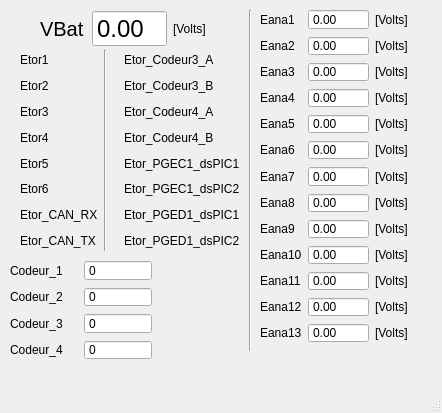
Old version of the form PluginModules/SensorElectroBot/ihm_SensorElectroBot.ui in the repository CRLG/LABOTBOX.
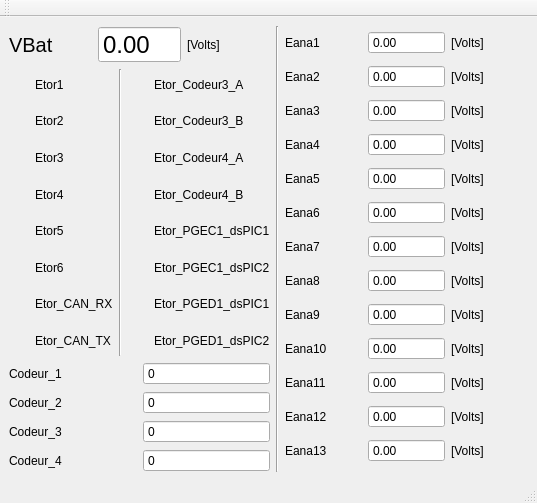
New version of the form. Custom widgets are drawn as their Qt base class.

Commit message: Correction de l'IHM SensorElectrobot

```diff
--- a/PluginModules/SensorElectroBot/ihm_SensorElectroBot.ui
+++ b/PluginModules/SensorElectroBot/ihm_SensorElectroBot.ui
@@ -6,519 +6,61 @@
    <rect>
     <x>0</x>
     <y>0</y>
-    <width>442</width>
-    <height>413</height>
+    <width>537</width>
+    <height>503</height>
    </rect>
   </property>
   <property name="windowTitle">
    <string>MainWindow</string>
   </property>
   <widget class="QWidget" name="centralwidget">
-   <widget class="QWidget" name="layoutWidget">
-    <property name="geometry">
-     <rect>
-      <x>9</x>
-      <y>50</y>
-      <width>231</width>
-      <height>201</height>
-     </rect>
-    </property>
-    <layout class="QGridLayout" name="gridLayout">
+   <layout class="QGridLayout" name="gridLayout_5">
      <item row="0" column="0">
-      <widget class="QLed" name="Etor_1">
-       <property name="toolTip">
-        <string>Binary Led</string>
-       </property>
-       <property name="whatsThis">
-        <string>Led widget</string>
-       </property>
-       <property name="value">
-        <bool>false</bool>
-       </property>
-       <property name="onColor">
-        <enum>QLed::Red</enum>
-       </property>
-       <property name="offColor">
-        <enum>QLed::Grey</enum>
-       </property>
-       <property name="shape">
-        <enum>QLed::Circle</enum>
+     <layout class="QGridLayout" name="gridLayout_3">
+      <item row="0" column="0">
+       <widget class="QLabel" name="label_Vbat">
+        <property name="font">
+         <font>
+          <pointsize>15</pointsize>
+         </font>
+        </property>
+        <property name="text">
+         <string>VBat</string>
+        </property>
+       </widget>
+      </item>
+      <item row="0" column="2">
+       <widget class="QLabel" name="Text_Vbat_2">
+        <property name="text">
+         <string>[Volts]</string>
        </property>
       </widget>
      </item>
      <item row="0" column="1">
-      <widget class="QLabel" name="label_Etor_1">
-       <property name="text">
-        <string>Etor1</string>
-       </property>
-      </widget>
-     </item>
-     <item row="0" column="2" rowspan="8">
-      <widget class="Line" name="line">
-       <property name="orientation">
-        <enum>Qt::Vertical</enum>
-       </property>
-      </widget>
-     </item>
-     <item row="0" column="3">
-      <widget class="QLed" name="Etor_Codeur3_A">
-       <property name="toolTip">
-        <string>Binary Led</string>
-       </property>
-       <property name="whatsThis">
-        <string>Led widget</string>
-       </property>
-       <property name="value">
-        <bool>false</bool>
-       </property>
-       <property name="onColor">
-        <enum>QLed::Red</enum>
-       </property>
-       <property name="offColor">
-        <enum>QLed::Grey</enum>
-       </property>
-       <property name="shape">
-        <enum>QLed::Circle</enum>
-       </property>
-      </widget>
-     </item>
-     <item row="0" column="4">
-      <widget class="QLabel" name="label_Etor_Codeur3_A">
-       <property name="text">
-        <string>Etor_Codeur3_A</string>
-       </property>
-      </widget>
-     </item>
-     <item row="1" column="0">
-      <widget class="QLed" name="Etor_2">
-       <property name="toolTip">
-        <string>Binary Led</string>
-       </property>
-       <property name="whatsThis">
-        <string>Led widget</string>
-       </property>
-       <property name="value">
-        <bool>false</bool>
-       </property>
-       <property name="onColor">
-        <enum>QLed::Red</enum>
-       </property>
-       <property name="offColor">
-        <enum>QLed::Grey</enum>
-       </property>
-       <property name="shape">
-        <enum>QLed::Circle</enum>
-       </property>
-      </widget>
-     </item>
-     <item row="1" column="1">
-      <widget class="QLabel" name="label_Etor_2">
-       <property name="text">
-        <string>Etor2</string>
-       </property>
-      </widget>
-     </item>
-     <item row="1" column="3">
-      <widget class="QLed" name="Etor_Codeur3_B">
-       <property name="toolTip">
-        <string>Binary Led</string>
-       </property>
-       <property name="whatsThis">
-        <string>Led widget</string>
-       </property>
-       <property name="value">
-        <bool>false</bool>
-       </property>
-       <property name="onColor">
-        <enum>QLed::Red</enum>
-       </property>
-       <property name="offColor">
-        <enum>QLed::Grey</enum>
-       </property>
-       <property name="shape">
-        <enum>QLed::Circle</enum>
-       </property>
-      </widget>
-     </item>
-     <item row="1" column="4">
-      <widget class="QLabel" name="label_Etor_Codeur3_B">
-       <property name="text">
-        <string>Etor_Codeur3_B</string>
-       </property>
-      </widget>
-     </item>
-     <item row="2" column="0">
-      <widget class="QLed" name="Etor_3">
-       <property name="toolTip">
-        <string>Binary Led</string>
-       </property>
-       <property name="whatsThis">
-        <string>Led widget</string>
-       </property>
-       <property name="value">
-        <bool>false</bool>
-       </property>
-       <property name="onColor">
-        <enum>QLed::Red</enum>
-       </property>
-       <property name="offColor">
-        <enum>QLed::Grey</enum>
-       </property>
-       <property name="shape">
-        <enum>QLed::Circle</enum>
-       </property>
-      </widget>
-     </item>
-     <item row="2" column="1">
-      <widget class="QLabel" name="label_Etor_3">
-       <property name="text">
-        <string>Etor3</string>
-       </property>
-      </widget>
-     </item>
-     <item row="2" column="3">
-      <widget class="QLed" name="Etor_Codeur4_A">
-       <property name="toolTip">
-        <string>Binary Led</string>
-       </property>
-       <property name="whatsThis">
-        <string>Led widget</string>
-       </property>
-       <property name="value">
-        <bool>false</bool>
-       </property>
-       <property name="onColor">
-        <enum>QLed::Red</enum>
-       </property>
-       <property name="offColor">
-        <enum>QLed::Grey</enum>
-       </property>
-       <property name="shape">
-        <enum>QLed::Circle</enum>
-       </property>
-      </widget>
-     </item>
-     <item row="2" column="4">
-      <widget class="QLabel" name="label_Etor_Codeur4_A">
-       <property name="text">
-        <string>Etor_Codeur4_A</string>
-       </property>
-      </widget>
-     </item>
-     <item row="3" column="0">
-      <widget class="QLed" name="Etor_4">
-       <property name="toolTip">
-        <string>Binary Led</string>
-       </property>
-       <property name="whatsThis">
-        <string>Led widget</string>
-       </property>
-       <property name="value">
-        <bool>false</bool>
-       </property>
-       <property name="onColor">
-        <enum>QLed::Red</enum>
-       </property>
-       <property name="offColor">
-        <enum>QLed::Grey</enum>
-       </property>
-       <property name="shape">
-        <enum>QLed::Circle</enum>
-       </property>
-      </widget>
-     </item>
-     <item row="3" column="1">
-      <widget class="QLabel" name="label_Etor_4">
-       <property name="text">
-        <string>Etor4</string>
-       </property>
-      </widget>
-     </item>
-     <item row="3" column="3">
-      <widget class="QLed" name="Etor_Codeur4_B">
-       <property name="toolTip">
-        <string>Binary Led</string>
-       </property>
-       <property name="whatsThis">
-        <string>Led widget</string>
-       </property>
-       <property name="value">
-        <bool>false</bool>
-       </property>
-       <property name="onColor">
-        <enum>QLed::Red</enum>
-       </property>
-       <property name="offColor">
-        <enum>QLed::Grey</enum>
-       </property>
-       <property name="shape">
-        <enum>QLed::Circle</enum>
-       </property>
-      </widget>
-     </item>
-     <item row="3" column="4">
-      <widget class="QLabel" name="label_Etor_Codeur4_B">
-       <property name="text">
-        <string>Etor_Codeur4_B</string>
-       </property>
-      </widget>
-     </item>
-     <item row="4" column="0">
-      <widget class="QLed" name="Etor_5">
-       <property name="toolTip">
-        <string>Binary Led</string>
-       </property>
-       <property name="whatsThis">
-        <string>Led widget</string>
-       </property>
-       <property name="value">
-        <bool>false</bool>
-       </property>
-       <property name="onColor">
-        <enum>QLed::Red</enum>
-       </property>
-       <property name="offColor">
-        <enum>QLed::Grey</enum>
-       </property>
-       <property name="shape">
-        <enum>QLed::Circle</enum>
-       </property>
-      </widget>
-     </item>
-     <item row="4" column="1">
-      <widget class="QLabel" name="label_Etor_5">
-       <property name="text">
-        <string>Etor5</string>
-       </property>
-      </widget>
-     </item>
-     <item row="4" column="3">
-      <widget class="QLed" name="Etor_PGEC1_dsPIC1">
-       <property name="toolTip">
-        <string>Binary Led</string>
-       </property>
-       <property name="whatsThis">
-        <string>Led widget</string>
-       </property>
-       <property name="value">
-        <bool>false</bool>
-       </property>
-       <property name="onColor">
-        <enum>QLed::Red</enum>
-       </property>
-       <property name="offColor">
-        <enum>QLed::Grey</enum>
-       </property>
-       <property name="shape">
-        <enum>QLed::Circle</enum>
-       </property>
-      </widget>
-     </item>
-     <item row="4" column="4">
-      <widget class="QLabel" name="label_Etor_PGEC1_dsPIC1">
-       <property name="text">
-        <string>Etor_PGEC1_dsPIC1</string>
-       </property>
-      </widget>
-     </item>
-     <item row="5" column="0">
-      <widget class="QLed" name="Etor_6">
-       <property name="toolTip">
-        <string>Binary Led</string>
-       </property>
-       <property name="whatsThis">
-        <string>Led widget</string>
-       </property>
-       <property name="value">
-        <bool>false</bool>
-       </property>
-       <property name="onColor">
-        <enum>QLed::Red</enum>
-       </property>
-       <property name="offColor">
-        <enum>QLed::Grey</enum>
-       </property>
-       <property name="shape">
-        <enum>QLed::Circle</enum>
-       </property>
-      </widget>
-     </item>
-     <item row="5" column="1">
-      <widget class="QLabel" name="label_Etor_6">
-       <property name="text">
-        <string>Etor6</string>
-       </property>
-      </widget>
-     </item>
-     <item row="5" column="3">
-      <widget class="QLed" name="Etor_PGEC1_dsPIC2">
-       <property name="toolTip">
-        <string>Binary Led</string>
-       </property>
-       <property name="whatsThis">
-        <string>Led widget</string>
-       </property>
-       <property name="value">
-        <bool>false</bool>
-       </property>
-       <property name="onColor">
-        <enum>QLed::Red</enum>
-       </property>
-       <property name="offColor">
-        <enum>QLed::Grey</enum>
-       </property>
-       <property name="shape">
-        <enum>QLed::Circle</enum>
-       </property>
-      </widget>
-     </item>
-     <item row="5" column="4">
-      <widget class="QLabel" name="label_Etor_PGEC1_dsPIC2">
-       <property name="text">
-        <string>Etor_PGEC1_dsPIC2</string>
-       </property>
-      </widget>
-     </item>
-     <item row="6" column="0">
-      <widget class="QLed" name="Etor_CAN_RX">
-       <property name="toolTip">
-        <string>Binary Led</string>
-       </property>
-       <property name="whatsThis">
-        <string>Led widget</string>
-       </property>
-       <property name="value">
-        <bool>false</bool>
-       </property>
-       <property name="onColor">
-        <enum>QLed::Red</enum>
-       </property>
-       <property name="offColor">
-        <enum>QLed::Grey</enum>
-       </property>
-       <property name="shape">
-        <enum>QLed::Circle</enum>
-       </property>
-      </widget>
-     </item>
-     <item row="6" column="1">
-      <widget class="QLabel" name="label_Etor_CAN_RX">
-       <property name="text">
-        <string>Etor_CAN_RX</string>
-       </property>
-      </widget>
-     </item>
-     <item row="6" column="3">
-      <widget class="QLed" name="Etor_PGED1_dsPIC1">
-       <property name="toolTip">
-        <string>Binary Led</string>
-       </property>
-       <property name="whatsThis">
-        <string>Led widget</string>
-       </property>
-       <property name="value">
-        <bool>false</bool>
-       </property>
-       <property name="onColor">
-        <enum>QLed::Red</enum>
-       </property>
-       <property name="offColor">
-        <enum>QLed::Grey</enum>
-       </property>
-       <property name="shape">
-        <enum>QLed::Circle</enum>
-       </property>
-      </widget>
-     </item>
-     <item row="6" column="4">
-      <widget class="QLabel" name="label_Etor_PGED1_dsPIC1">
-       <property name="text">
-        <string>Etor_PGED1_dsPIC1</string>
-       </property>
-      </widget>
-     </item>
-     <item row="7" column="0">
-      <widget class="QLed" name="Etor_CAN_TX">
-       <property name="toolTip">
-        <string>Binary Led</string>
-       </property>
-       <property name="whatsThis">
-        <string>Led widget</string>
-       </property>
-       <property name="value">
-        <bool>false</bool>
-       </property>
-       <property name="onColor">
-        <enum>QLed::Red</enum>
-       </property>
-       <property name="offColor">
-        <enum>QLed::Grey</enum>
-       </property>
-       <property name="shape">
-        <enum>QLed::Circle</enum>
-       </property>
-      </widget>
-     </item>
-     <item row="7" column="1">
-      <widget class="QLabel" name="label_Etor_CAN_TX">
-       <property name="text">
-        <string>Etor_CAN_TX</string>
-       </property>
-      </widget>
-     </item>
-     <item row="7" column="3">
-      <widget class="QLed" name="Etor_PGED1_dsPIC2">
-       <property name="toolTip">
-        <string>Binary Led</string>
-       </property>
-       <property name="whatsThis">
-        <string>Led widget</string>
-       </property>
-       <property name="value">
-        <bool>false</bool>
-       </property>
-       <property name="onColor">
-        <enum>QLed::Red</enum>
-       </property>
-       <property name="offColor">
-        <enum>QLed::Grey</enum>
-       </property>
-       <property name="shape">
-        <enum>QLed::Circle</enum>
-       </property>
-      </widget>
-     </item>
-     <item row="7" column="4">
-      <widget class="QLabel" name="label_Etor_PGED1_dsPIC2">
-       <property name="text">
-        <string>Etor_PGED1_dsPIC2</string>
+       <widget class="QDoubleSpinBox" name="Vbat">
+        <property name="font">
+         <font>
+          <pointsize>18</pointsize>
+         </font>
+        </property>
+        <property name="readOnly">
+         <bool>true</bool>
+        </property>
+        <property name="buttonSymbols">
+         <enum>QAbstractSpinBox::NoButtons</enum>
        </property>
       </widget>
      </item>
     </layout>
-   </widget>
+    </item>
+    <item row="0" column="1" rowspan="3">
    <widget class="Line" name="line_2">
-    <property name="geometry">
-     <rect>
-      <x>240</x>
-      <y>10</y>
-      <width>20</width>
-      <height>341</height>
-     </rect>
-    </property>
     <property name="orientation">
      <enum>Qt::Vertical</enum>
     </property>
    </widget>
-   <widget class="QWidget" name="layoutWidget">
-    <property name="geometry">
-     <rect>
-      <x>260</x>
-      <y>9</y>
-      <width>155</width>
-      <height>334</height>
-     </rect>
-    </property>
+    </item>
+    <item row="0" column="2" rowspan="3">
     <layout class="QGridLayout" name="gridLayout_2">
      <item row="0" column="0">
       <widget class="QLabel" name="label_Eana_1">
@@ -911,62 +453,495 @@
       </widget>
      </item>
     </layout>
-   </widget>
-   <widget class="QWidget" name="layoutWidget">
-    <property name="geometry">
-     <rect>
-      <x>40</x>
-      <y>10</y>
-      <width>179</width>
-      <height>37</height>
-     </rect>
-    </property>
-    <layout class="QGridLayout" name="gridLayout_3">
+    </item>
+    <item row="1" column="0">
+     <layout class="QGridLayout" name="gridLayout">
      <item row="0" column="0">
-      <widget class="QLabel" name="label_Vbat">
-       <property name="font">
-        <font>
-         <pointsize>15</pointsize>
-        </font>
-       </property>
-       <property name="text">
-        <string>VBat</string>
-       </property>
-      </widget>
-     </item>
-     <item row="0" column="2">
-      <widget class="QLabel" name="Text_Vbat_2">
-       <property name="text">
-        <string>[Volts]</string>
+       <widget class="QLed" name="Etor_1">
+        <property name="minimumSize">
+         <size>
+          <width>20</width>
+          <height>20</height>
+         </size>
+        </property>
+        <property name="toolTip">
+         <string>Binary Led</string>
+        </property>
+        <property name="whatsThis">
+         <string>Led widget</string>
+        </property>
+        <property name="value">
+         <bool>false</bool>
+        </property>
+        <property name="onColor">
+         <enum>QLed::Red</enum>
+        </property>
+        <property name="offColor">
+         <enum>QLed::Grey</enum>
+        </property>
+        <property name="shape">
+         <enum>QLed::Circle</enum>
        </property>
       </widget>
      </item>
      <item row="0" column="1">
-      <widget class="QDoubleSpinBox" name="Vbat">
-       <property name="font">
-        <font>
-         <pointsize>18</pointsize>
-        </font>
-       </property>
-       <property name="readOnly">
-        <bool>true</bool>
-       </property>
-       <property name="buttonSymbols">
-        <enum>QAbstractSpinBox::NoButtons</enum>
+       <widget class="QLabel" name="label_Etor_1">
+        <property name="text">
+         <string>Etor1</string>
+        </property>
+       </widget>
+      </item>
+      <item row="0" column="2" rowspan="8">
+       <widget class="Line" name="line">
+        <property name="orientation">
+         <enum>Qt::Vertical</enum>
+        </property>
+       </widget>
+      </item>
+      <item row="0" column="3">
+       <widget class="QLed" name="Etor_Codeur3_A">
+        <property name="minimumSize">
+         <size>
+          <width>20</width>
+          <height>20</height>
+         </size>
+        </property>
+        <property name="toolTip">
+         <string>Binary Led</string>
+        </property>
+        <property name="whatsThis">
+         <string>Led widget</string>
+        </property>
+        <property name="value">
+         <bool>false</bool>
+        </property>
+        <property name="onColor">
+         <enum>QLed::Red</enum>
+        </property>
+        <property name="offColor">
+         <enum>QLed::Grey</enum>
+        </property>
+        <property name="shape">
+         <enum>QLed::Circle</enum>
+        </property>
+       </widget>
+      </item>
+      <item row="0" column="4">
+       <widget class="QLabel" name="label_Etor_Codeur3_A">
+        <property name="text">
+         <string>Etor_Codeur3_A</string>
+        </property>
+       </widget>
+      </item>
+      <item row="1" column="0">
+       <widget class="QLed" name="Etor_2">
+        <property name="toolTip">
+         <string>Binary Led</string>
+        </property>
+        <property name="whatsThis">
+         <string>Led widget</string>
+        </property>
+        <property name="value">
+         <bool>false</bool>
+        </property>
+        <property name="onColor">
+         <enum>QLed::Red</enum>
+        </property>
+        <property name="offColor">
+         <enum>QLed::Grey</enum>
+        </property>
+        <property name="shape">
+         <enum>QLed::Circle</enum>
+        </property>
+       </widget>
+      </item>
+      <item row="1" column="1">
+       <widget class="QLabel" name="label_Etor_2">
+        <property name="text">
+         <string>Etor2</string>
+        </property>
+       </widget>
+      </item>
+      <item row="1" column="3">
+       <widget class="QLed" name="Etor_Codeur3_B">
+        <property name="toolTip">
+         <string>Binary Led</string>
+        </property>
+        <property name="whatsThis">
+         <string>Led widget</string>
+        </property>
+        <property name="value">
+         <bool>false</bool>
+        </property>
+        <property name="onColor">
+         <enum>QLed::Red</enum>
+        </property>
+        <property name="offColor">
+         <enum>QLed::Grey</enum>
+        </property>
+        <property name="shape">
+         <enum>QLed::Circle</enum>
+        </property>
+       </widget>
+      </item>
+      <item row="1" column="4">
+       <widget class="QLabel" name="label_Etor_Codeur3_B">
+        <property name="text">
+         <string>Etor_Codeur3_B</string>
+        </property>
+       </widget>
+      </item>
+      <item row="2" column="0">
+       <widget class="QLed" name="Etor_3">
+        <property name="toolTip">
+         <string>Binary Led</string>
+        </property>
+        <property name="whatsThis">
+         <string>Led widget</string>
+        </property>
+        <property name="value">
+         <bool>false</bool>
+        </property>
+        <property name="onColor">
+         <enum>QLed::Red</enum>
+        </property>
+        <property name="offColor">
+         <enum>QLed::Grey</enum>
+        </property>
+        <property name="shape">
+         <enum>QLed::Circle</enum>
+        </property>
+       </widget>
+      </item>
+      <item row="2" column="1">
+       <widget class="QLabel" name="label_Etor_3">
+        <property name="text">
+         <string>Etor3</string>
+        </property>
+       </widget>
+      </item>
+      <item row="2" column="3">
+       <widget class="QLed" name="Etor_Codeur4_A">
+        <property name="toolTip">
+         <string>Binary Led</string>
+        </property>
+        <property name="whatsThis">
+         <string>Led widget</string>
+        </property>
+        <property name="value">
+         <bool>false</bool>
+        </property>
+        <property name="onColor">
+         <enum>QLed::Red</enum>
+        </property>
+        <property name="offColor">
+         <enum>QLed::Grey</enum>
+        </property>
+        <property name="shape">
+         <enum>QLed::Circle</enum>
+        </property>
+       </widget>
+      </item>
+      <item row="2" column="4">
+       <widget class="QLabel" name="label_Etor_Codeur4_A">
+        <property name="text">
+         <string>Etor_Codeur4_A</string>
+        </property>
+       </widget>
+      </item>
+      <item row="3" column="0">
+       <widget class="QLed" name="Etor_4">
+        <property name="toolTip">
+         <string>Binary Led</string>
+        </property>
+        <property name="whatsThis">
+         <string>Led widget</string>
+        </property>
+        <property name="value">
+         <bool>false</bool>
+        </property>
+        <property name="onColor">
+         <enum>QLed::Red</enum>
+        </property>
+        <property name="offColor">
+         <enum>QLed::Grey</enum>
+        </property>
+        <property name="shape">
+         <enum>QLed::Circle</enum>
+        </property>
+       </widget>
+      </item>
+      <item row="3" column="1">
+       <widget class="QLabel" name="label_Etor_4">
+        <property name="text">
+         <string>Etor4</string>
+        </property>
+       </widget>
+      </item>
+      <item row="3" column="3">
+       <widget class="QLed" name="Etor_Codeur4_B">
+        <property name="toolTip">
+         <string>Binary Led</string>
+        </property>
+        <property name="whatsThis">
+         <string>Led widget</string>
+        </property>
+        <property name="value">
+         <bool>false</bool>
+        </property>
+        <property name="onColor">
+         <enum>QLed::Red</enum>
+        </property>
+        <property name="offColor">
+         <enum>QLed::Grey</enum>
+        </property>
+        <property name="shape">
+         <enum>QLed::Circle</enum>
+        </property>
+       </widget>
+      </item>
+      <item row="3" column="4">
+       <widget class="QLabel" name="label_Etor_Codeur4_B">
+        <property name="text">
+         <string>Etor_Codeur4_B</string>
+        </property>
+       </widget>
+      </item>
+      <item row="4" column="0">
+       <widget class="QLed" name="Etor_5">
+        <property name="toolTip">
+         <string>Binary Led</string>
+        </property>
+        <property name="whatsThis">
+         <string>Led widget</string>
+        </property>
+        <property name="value">
+         <bool>false</bool>
+        </property>
+        <property name="onColor">
+         <enum>QLed::Red</enum>
+        </property>
+        <property name="offColor">
+         <enum>QLed::Grey</enum>
+        </property>
+        <property name="shape">
+         <enum>QLed::Circle</enum>
+        </property>
+       </widget>
+      </item>
+      <item row="4" column="1">
+       <widget class="QLabel" name="label_Etor_5">
+        <property name="text">
+         <string>Etor5</string>
+        </property>
+       </widget>
+      </item>
+      <item row="4" column="3">
+       <widget class="QLed" name="Etor_PGEC1_dsPIC1">
+        <property name="toolTip">
+         <string>Binary Led</string>
+        </property>
+        <property name="whatsThis">
+         <string>Led widget</string>
+        </property>
+        <property name="value">
+         <bool>false</bool>
+        </property>
+        <property name="onColor">
+         <enum>QLed::Red</enum>
+        </property>
+        <property name="offColor">
+         <enum>QLed::Grey</enum>
+        </property>
+        <property name="shape">
+         <enum>QLed::Circle</enum>
+        </property>
+       </widget>
+      </item>
+      <item row="4" column="4">
+       <widget class="QLabel" name="label_Etor_PGEC1_dsPIC1">
+        <property name="text">
+         <string>Etor_PGEC1_dsPIC1</string>
+        </property>
+       </widget>
+      </item>
+      <item row="5" column="0">
+       <widget class="QLed" name="Etor_6">
+        <property name="toolTip">
+         <string>Binary Led</string>
+        </property>
+        <property name="whatsThis">
+         <string>Led widget</string>
+        </property>
+        <property name="value">
+         <bool>false</bool>
+        </property>
+        <property name="onColor">
+         <enum>QLed::Red</enum>
+        </property>
+        <property name="offColor">
+         <enum>QLed::Grey</enum>
+        </property>
+        <property name="shape">
+         <enum>QLed::Circle</enum>
+        </property>
+       </widget>
+      </item>
+      <item row="5" column="1">
+       <widget class="QLabel" name="label_Etor_6">
+        <property name="text">
+         <string>Etor6</string>
+        </property>
+       </widget>
+      </item>
+      <item row="5" column="3">
+       <widget class="QLed" name="Etor_PGEC1_dsPIC2">
+        <property name="toolTip">
+         <string>Binary Led</string>
+        </property>
+        <property name="whatsThis">
+         <string>Led widget</string>
+        </property>
+        <property name="value">
+         <bool>false</bool>
+        </property>
+        <property name="onColor">
+         <enum>QLed::Red</enum>
+        </property>
+        <property name="offColor">
+         <enum>QLed::Grey</enum>
+        </property>
+        <property name="shape">
+         <enum>QLed::Circle</enum>
+        </property>
+       </widget>
+      </item>
+      <item row="5" column="4">
+       <widget class="QLabel" name="label_Etor_PGEC1_dsPIC2">
+        <property name="text">
+         <string>Etor_PGEC1_dsPIC2</string>
+        </property>
+       </widget>
+      </item>
+      <item row="6" column="0">
+       <widget class="QLed" name="Etor_CAN_RX">
+        <property name="toolTip">
+         <string>Binary Led</string>
+        </property>
+        <property name="whatsThis">
+         <string>Led widget</string>
+        </property>
+        <property name="value">
+         <bool>false</bool>
+        </property>
+        <property name="onColor">
+         <enum>QLed::Red</enum>
+        </property>
+        <property name="offColor">
+         <enum>QLed::Grey</enum>
+        </property>
+        <property name="shape">
+         <enum>QLed::Circle</enum>
+        </property>
+       </widget>
+      </item>
+      <item row="6" column="1">
+       <widget class="QLabel" name="label_Etor_CAN_RX">
+        <property name="text">
+         <string>Etor_CAN_RX</string>
+        </property>
+       </widget>
+      </item>
+      <item row="6" column="3">
+       <widget class="QLed" name="Etor_PGED1_dsPIC1">
+        <property name="toolTip">
+         <string>Binary Led</string>
+        </property>
+        <property name="whatsThis">
+         <string>Led widget</string>
+        </property>
+        <property name="value">
+         <bool>false</bool>
+        </property>
+        <property name="onColor">
+         <enum>QLed::Red</enum>
+        </property>
+        <property name="offColor">
+         <enum>QLed::Grey</enum>
+        </property>
+        <property name="shape">
+         <enum>QLed::Circle</enum>
+        </property>
+       </widget>
+      </item>
+      <item row="6" column="4">
+       <widget class="QLabel" name="label_Etor_PGED1_dsPIC1">
+        <property name="text">
+         <string>Etor_PGED1_dsPIC1</string>
+        </property>
+       </widget>
+      </item>
+      <item row="7" column="0">
+       <widget class="QLed" name="Etor_CAN_TX">
+        <property name="toolTip">
+         <string>Binary Led</string>
+        </property>
+        <property name="whatsThis">
+         <string>Led widget</string>
+        </property>
+        <property name="value">
+         <bool>false</bool>
+        </property>
+        <property name="onColor">
+         <enum>QLed::Red</enum>
+        </property>
+        <property name="offColor">
+         <enum>QLed::Grey</enum>
+        </property>
+        <property name="shape">
+         <enum>QLed::Circle</enum>
+        </property>
+       </widget>
+      </item>
+      <item row="7" column="1">
+       <widget class="QLabel" name="label_Etor_CAN_TX">
+        <property name="text">
+         <string>Etor_CAN_TX</string>
+        </property>
+       </widget>
+      </item>
+      <item row="7" column="3">
+       <widget class="QLed" name="Etor_PGED1_dsPIC2">
+        <property name="toolTip">
+         <string>Binary Led</string>
+        </property>
+        <property name="whatsThis">
+         <string>Led widget</string>
+        </property>
+        <property name="value">
+         <bool>false</bool>
+        </property>
+        <property name="onColor">
+         <enum>QLed::Red</enum>
+        </property>
+        <property name="offColor">
+         <enum>QLed::Grey</enum>
+        </property>
+        <property name="shape">
+         <enum>QLed::Circle</enum>
+        </property>
+       </widget>
+      </item>
+      <item row="7" column="4">
+       <widget class="QLabel" name="label_Etor_PGED1_dsPIC2">
+        <property name="text">
+         <string>Etor_PGED1_dsPIC2</string>
        </property>
       </widget>
      </item>
     </layout>
-   </widget>
-   <widget class="QWidget" name="layoutWidget_2">
-    <property name="geometry">
-     <rect>
-      <x>10</x>
-      <y>260</y>
-      <width>142</width>
-      <height>100</height>
-     </rect>
-    </property>
+    </item>
+    <item row="2" column="0">
     <layout class="QGridLayout" name="gridLayout_4">
      <item row="0" column="0">
       <widget class="QLabel" name="label_Codeur_1">
@@ -1073,7 +1048,8 @@
       </widget>
      </item>
     </layout>
-   </widget>
+    </item>
+   </layout>
   </widget>
   <widget class="QMenuBar" name="menubar">
    <property name="geometry">
@@ -1086,6 +1062,17 @@
    </property>
   </widget>
   <widget class="QStatusBar" name="statusbar"/>
+  <widget class="QToolBar" name="toolBar">
+   <property name="windowTitle">
+    <string>toolBar</string>
+   </property>
+   <attribute name="toolBarArea">
+    <enum>TopToolBarArea</enum>
+   </attribute>
+   <attribute name="toolBarBreak">
+    <bool>false</bool>
+   </attribute>
+  </widget>
  </widget>
  <customwidgets>
   <customwidget>
```
Left out of the diff: 4 changed lines with no effect on the pictures. Lines whose indentation alone changed are shown as unchanged.
